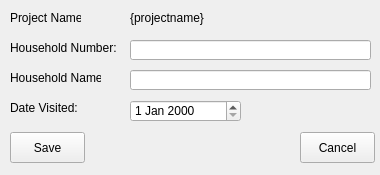
Above: open-ihm/gui/designs/ui_addhousehold.ui from snim2mirror/openihm before the change. Below: the same form after it.
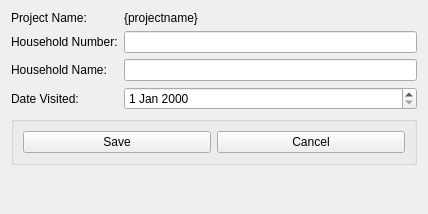
That is the form after the change.

Commit message: Added layout manager to most dialogs. One report and all tabbed dialogs still to go.

```diff
--- a/open-ihm/gui/designs/ui_addhousehold.ui
+++ b/open-ihm/gui/designs/ui_addhousehold.ui
@@ -6,8 +6,8 @@
    <rect>
     <x>0</x>
     <y>0</y>
-    <width>380</width>
-    <height>175</height>
+    <width>428</width>
+    <height>214</height>
    </rect>
   </property>
   <property name="minimumSize">
@@ -19,127 +19,75 @@
   <property name="windowTitle">
    <string>Add Household</string>
   </property>
-  <widget class="QLineEdit" name="txtShortHouseHoldName">
-   <property name="geometry">
-    <rect>
-     <x>130</x>
-     <y>40</y>
-     <width>241</width>
-     <height>20</height>
-    </rect>
-   </property>
-  </widget>
-  <widget class="QLabel" name="label_2">
-   <property name="geometry">
-    <rect>
-     <x>10</x>
-     <y>70</y>
-     <width>91</width>
-     <height>16</height>
-    </rect>
-   </property>
-   <property name="text">
-    <string>Household Name:</string>
-   </property>
-  </widget>
+  <layout class="QFormLayout" name="formLayout">
+   <item row="0" column="0">
   <widget class="QLabel" name="label_3">
-   <property name="geometry">
-    <rect>
-     <x>10</x>
-     <y>10</y>
-     <width>71</width>
-     <height>16</height>
-    </rect>
-   </property>
    <property name="text">
     <string>Project Name:</string>
    </property>
   </widget>
+   </item>
+   <item row="0" column="1">
   <widget class="QLabel" name="lblProjectName">
-   <property name="geometry">
-    <rect>
-     <x>130</x>
-     <y>10</y>
-     <width>101</width>
-     <height>16</height>
-    </rect>
-   </property>
    <property name="text">
     <string>{projectname}</string>
    </property>
   </widget>
+   </item>
+   <item row="1" column="0">
+    <widget class="QLabel" name="label_6">
+     <property name="text">
+      <string>Household Number:</string>
+     </property>
+    </widget>
+   </item>
+   <item row="1" column="1">
+    <widget class="QLineEdit" name="txtShortHouseHoldName"/>
+   </item>
+   <item row="2" column="0">
+    <widget class="QLabel" name="label_2">
+     <property name="text">
+      <string>Household Name:</string>
+     </property>
+    </widget>
+   </item>
+   <item row="2" column="1">
+    <widget class="QLineEdit" name="txtHouseholdName"/>
+   </item>
+   <item row="3" column="0">
   <widget class="QLabel" name="label_5">
-   <property name="geometry">
-    <rect>
-     <x>10</x>
-     <y>100</y>
-     <width>71</width>
-     <height>16</height>
-    </rect>
-   </property>
    <property name="text">
     <string>Date Visited:</string>
    </property>
   </widget>
-  <widget class="QDateEdit" name="dtpDateVisted">
-   <property name="geometry">
-    <rect>
-     <x>130</x>
-     <y>100</y>
-     <width>111</width>
-     <height>22</height>
-    </rect>
-   </property>
-  </widget>
+   </item>
+   <item row="3" column="1">
+    <widget class="QDateEdit" name="dtpDateVisted"/>
+   </item>
+   <item row="4" column="0" colspan="2">
+    <widget class="QGroupBox" name="groupBox">
+     <property name="title">
+      <string/>
+     </property>
+     <layout class="QHBoxLayout" name="horizontalLayout">
+      <item>
   <widget class="QPushButton" name="cmdSave">
-   <property name="geometry">
-    <rect>
-     <x>10</x>
-     <y>132</y>
-     <width>75</width>
-     <height>31</height>
-    </rect>
-   </property>
    <property name="text">
     <string>Save</string>
    </property>
   </widget>
+      </item>
+      <item>
   <widget class="QPushButton" name="cmdCancel">
-   <property name="geometry">
-    <rect>
-     <x>300</x>
-     <y>132</y>
-     <width>75</width>
-     <height>31</height>
-    </rect>
-   </property>
    <property name="text">
     <string>Cancel</string>
    </property>
   </widget>
-  <widget class="QLabel" name="label_6">
-   <property name="geometry">
-    <rect>
-     <x>10</x>
-     <y>40</y>
-     <width>121</width>
-     <height>16</height>
-    </rect>
-   </property>
-   <property name="text">
-    <string>Household Number:</string>
-   </property>
-  </widget>
-  <widget class="QLineEdit" name="txtHouseholdName">
-   <property name="geometry">
-    <rect>
-     <x>130</x>
-     <y>70</y>
-     <width>241</width>
-     <height>20</height>
-    </rect>
-   </property>
-  </widget>
+      </item>
+     </layout>
+    </widget>
+   </item>
+  </layout>
  </widget>
  <tabstops>
   <tabstop>txtShortHouseHoldName</tabstop>
```
Left out of the diff: 53 changed lines with no effect on the pictures. Lines whose indentation alone changed are shown as unchanged. The commit also changes 97 other files.
